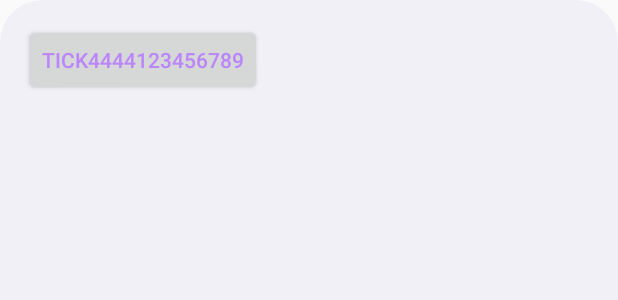
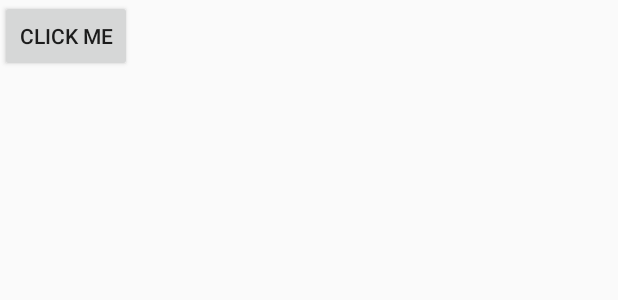
Before and after one commit to pandabyxanda/Milestone-widget, an Android app built with Jetpack Compose: the layout xwidget.xml on its own in the app's theme, with its tools: preview values and no code run, on a phone screen of 412 x 824 dp. Shown: the top 300 px of the screen. Run offline under Robolectric (Android 15) with nearby library versions, the phone set to English and light mode, and no system bars.

Commit message:
feat: widget button adds data do db

```diff
--- a/app/src/main/res/layout/xwidget.xml
+++ b/app/src/main/res/layout/xwidget.xml
@@ -1,37 +1,50 @@
-<RelativeLayout
-    xmlns:android="http://schemas.android.com/apk/res/android"
-    xmlns:app="http://schemas.android.com/apk/res-auto"
-    style="@style/Widget.Milestone_widget.AppWidget.Container"
-    android:theme="@style/Theme.Milestone_widget.AppWidgetContainer"
+<?xml version="1.0" encoding="utf-8"?>
+<RelativeLayout xmlns:android="http://schemas.android.com/apk/res/android"
     android:layout_width="match_parent"
     android:layout_height="match_parent">
 
-
-<!--    <TextView-->
-<!--        style="@style/Widget.Milestone_widget.AppWidget.InnerView"-->
-<!--        android:id="@+id/appwidget_text"-->
-<!--        android:layout_width="wrap_content"-->
-<!--        android:layout_height="wrap_content"-->
-<!--        android:layout_centerHorizontal="true"-->
-<!--        android:layout_centerVertical="true"-->
-<!--        android:text="@string/appwidget_text"-->
-<!--        android:textSize="24sp"-->
-<!--        android:textStyle="bold|italic"-->
-<!--        android:layout_margin="8dp"-->
-<!--        android:contentDescription="@string/appwidget_text" />-->
     <Button
         android:id="@+id/appwidget_button"
         android:layout_width="wrap_content"
         android:layout_height="wrap_content"
-        android:text="Tick4444123456789"
-        android:textColor="@color/purple_200"
+        android:text="Click me" />
+</RelativeLayout>
 
-        android:maxResizeWidth="250dp"
-        android:maxResizeHeight="120dp"
-        android:updatePeriodMillis="100"
-        />
 
-</RelativeLayout>
+<!--<RelativeLayout-->
+<!--    xmlns:android="http://schemas.android.com/apk/res/android"-->
+<!--    xmlns:app="http://schemas.android.com/apk/res-auto"-->
+<!--    style="@style/Widget.Milestone_widget.AppWidget.Container"-->
+<!--    android:theme="@style/Theme.Milestone_widget.AppWidgetContainer"-->
+<!--    android:layout_width="match_parent"-->
+<!--    android:layout_height="match_parent">-->
+
+
+<!--&lt;!&ndash;    <TextView&ndash;&gt;-->
+<!--&lt;!&ndash;        style="@style/Widget.Milestone_widget.AppWidget.InnerView"&ndash;&gt;-->
+<!--&lt;!&ndash;        android:id="@+id/appwidget_text"&ndash;&gt;-->
+<!--&lt;!&ndash;        android:layout_width="wrap_content"&ndash;&gt;-->
+<!--&lt;!&ndash;        android:layout_height="wrap_content"&ndash;&gt;-->
+<!--&lt;!&ndash;        android:layout_centerHorizontal="true"&ndash;&gt;-->
+<!--&lt;!&ndash;        android:layout_centerVertical="true"&ndash;&gt;-->
+<!--&lt;!&ndash;        android:text="@string/appwidget_text"&ndash;&gt;-->
+<!--&lt;!&ndash;        android:textSize="24sp"&ndash;&gt;-->
+<!--&lt;!&ndash;        android:textStyle="bold|italic"&ndash;&gt;-->
+<!--&lt;!&ndash;        android:layout_margin="8dp"&ndash;&gt;-->
+<!--&lt;!&ndash;        android:contentDescription="@string/appwidget_text" />&ndash;&gt;-->
+<!--    <Button-->
+<!--        android:id="@+id/appwidget_button"-->
+<!--        android:layout_width="wrap_content"-->
+<!--        android:layout_height="wrap_content"-->
+<!--        android:text="Tick4444123456789"-->
+<!--        android:textColor="@color/purple_200"-->
+
+<!--        android:maxResizeWidth="250dp"-->
+<!--        android:maxResizeHeight="120dp"-->
+<!--        android:updatePeriodMillis="100"-->
+<!--        />-->
+
+<!--</RelativeLayout>-->
     <!--        android:layout_centerHorizontal="true"-->
     <!--        android:layout_centerVertical="true"-->
     <!--        android:textSize="24sp"-->
```
Also changed, not shown: app/src/main/AndroidManifest.xml (+6 -2 lines), app/src/main/java/com/example/milestone_widget/DBHelper.kt (+8 -0 lines), app/src/main/java/com/example/milestone_widget/MainActivity.kt (+15 -5 lines), app/src/main/java/com/example/milestone_widget/broadcast_receiver.kt (+20 -18 lines), app/src/main/java/com/example/milestone_widget/xwidget.kt (+21 -13 lines), app/src/main/res/xml/xwidget_info.xml (+19 -9 lines).
